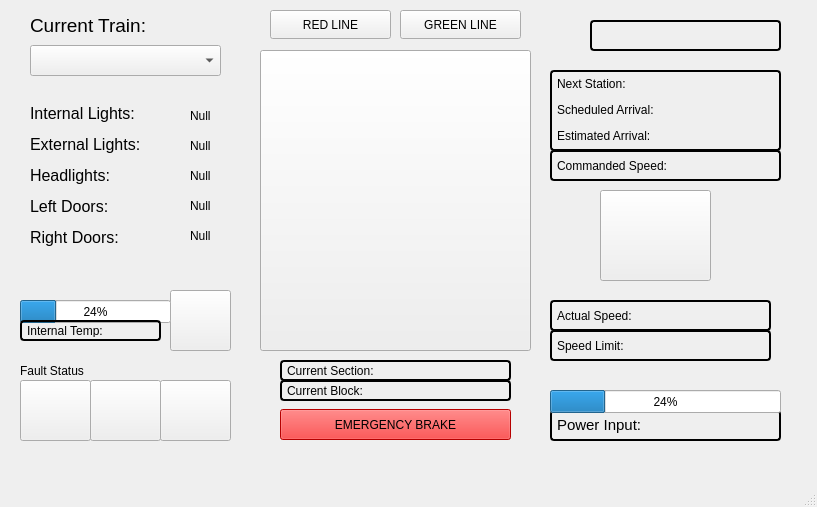
This is Train Model/TrainModelUI.ui in headhunter22/ECE1140-Train-Simulator as Qt 5 draws it before an edit. The edited form follows.
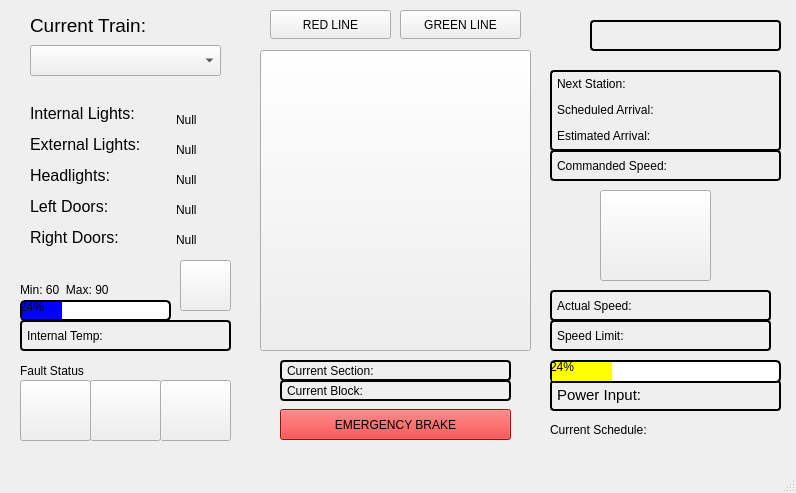
This is the edited form.

Patch:
```diff
--- a/Train Model/TrainModelUI.ui
+++ b/Train Model/TrainModelUI.ui
@@ -6,8 +6,8 @@
    <rect>
     <x>0</x>
     <y>0</y>
-    <width>817</width>
-    <height>507</height>
+    <width>796</width>
+    <height>493</height>
    </rect>
   </property>
   <property name="windowTitle">
@@ -86,10 +86,10 @@
    <widget class="QLabel" name="headlightLabel">
     <property name="geometry">
      <rect>
-      <x>190</x>
+      <x>176</x>
       <y>170</y>
-      <width>37</width>
-      <height>12</height>
+      <width>51</width>
+      <height>20</height>
      </rect>
     </property>
     <property name="text">
@@ -99,10 +99,10 @@
    <widget class="QPushButton" name="ACIcon">
     <property name="geometry">
      <rect>
-      <x>170</x>
-      <y>290</y>
-      <width>61</width>
-      <height>61</height>
+      <x>180</x>
+      <y>260</y>
+      <width>51</width>
+      <height>51</height>
      </rect>
     </property>
     <property name="styleSheet">
@@ -116,7 +116,7 @@
     <property name="geometry">
      <rect>
       <x>550</x>
-      <y>330</y>
+      <y>320</y>
       <width>221</width>
       <height>31</height>
      </rect>
@@ -197,7 +197,7 @@
     <property name="geometry">
      <rect>
       <x>550</x>
-      <y>410</y>
+      <y>380</y>
       <width>231</width>
       <height>31</height>
      </rect>
@@ -241,13 +241,22 @@
     <property name="geometry">
      <rect>
       <x>550</x>
-      <y>390</y>
+      <y>360</y>
       <width>231</width>
       <height>23</height>
      </rect>
     </property>
     <property name="styleSheet">
-     <string notr="true"/>
+     <string notr="true">QProgressBar {
+     border: 2px solid black;
+     border-radius: 5px;
+     background-color: white;
+ }
+
+ QProgressBar::chunk {
+     background-color: yellow;
+     width: 20px;
+ }</string>
     </property>
     <property name="value">
      <number>24</number>
@@ -257,7 +266,7 @@
     <property name="geometry">
      <rect>
       <x>550</x>
-      <y>300</y>
+      <y>290</y>
       <width>221</width>
       <height>31</height>
      </rect>
@@ -274,10 +283,10 @@
    <widget class="QLabel" name="lDoorLabel">
     <property name="geometry">
      <rect>
-      <x>190</x>
+      <x>176</x>
       <y>200</y>
-      <width>37</width>
-      <height>12</height>
+      <width>51</width>
+      <height>20</height>
      </rect>
     </property>
     <property name="text">
@@ -290,9 +299,21 @@
       <x>20</x>
       <y>300</y>
       <width>151</width>
-      <height>23</height>
+      <height>21</height>
      </rect>
     </property>
+    <property name="styleSheet">
+     <string notr="true">QProgressBar {
+     border: 2px solid black;
+     border-radius: 5px;
+     background-color: white;
+ }
+
+ QProgressBar::chunk {
+     background-color: blue;
+     width: 20px;
+ }</string>
+    </property>
     <property name="value">
      <number>24</number>
     </property>
@@ -334,8 +355,8 @@
      <rect>
       <x>20</x>
       <y>320</y>
-      <width>141</width>
-      <height>21</height>
+      <width>211</width>
+      <height>31</height>
      </rect>
     </property>
     <property name="styleSheet">
@@ -351,10 +372,10 @@
    <widget class="QLabel" name="intLightLabel">
     <property name="geometry">
      <rect>
-      <x>190</x>
+      <x>176</x>
       <y>110</y>
-      <width>37</width>
-      <height>12</height>
+      <width>51</width>
+      <height>20</height>
      </rect>
     </property>
     <property name="text">
@@ -364,10 +385,10 @@
    <widget class="QLabel" name="extLightLabel">
     <property name="geometry">
      <rect>
-      <x>190</x>
+      <x>176</x>
       <y>140</y>
-      <width>37</width>
-      <height>12</height>
+      <width>51</width>
+      <height>20</height>
      </rect>
     </property>
     <property name="text">
@@ -395,10 +416,10 @@
    <widget class="QLabel" name="rDoorLabel">
     <property name="geometry">
      <rect>
-      <x>190</x>
+      <x>176</x>
       <y>230</y>
-      <width>37</width>
-      <height>12</height>
+      <width>51</width>
+      <height>20</height>
      </rect>
     </property>
     <property name="text">
@@ -463,6 +484,45 @@
      <string>GREEN LINE</string>
     </property>
    </widget>
+   <widget class="QLabel" name="currentFile">
+    <property name="geometry">
+     <rect>
+      <x>550</x>
+      <y>420</y>
+      <width>231</width>
+      <height>20</height>
+     </rect>
+    </property>
+    <property name="text">
+     <string>Current Schedule:</string>
+    </property>
+   </widget>
+   <widget class="QLabel" name="label">
+    <property name="geometry">
+     <rect>
+      <x>20</x>
+      <y>280</y>
+      <width>111</width>
+      <height>20</height>
+     </rect>
+    </property>
+    <property name="text">
+     <string>Min: 60  Max: 90</string>
+    </property>
+   </widget>
+   <widget class="QLabel" name="errorLabel">
+    <property name="geometry">
+     <rect>
+      <x>140</x>
+      <y>270</y>
+      <width>31</width>
+      <height>31</height>
+     </rect>
+    </property>
+    <property name="text">
+     <string/>
+    </property>
+   </widget>
   </widget>
   <widget class="QMenuBar" name="menubar">
    <property name="geometry">
```
Left out of the diff: 11 changed lines with no effect on the pictures.
